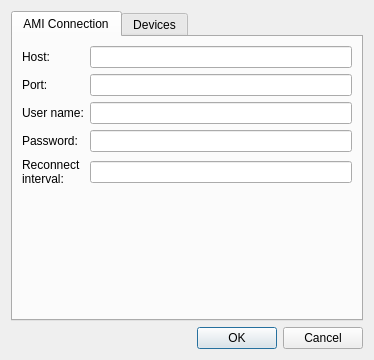
Qt form src/ui/qtasteriskdesktopprefs.ui (dwatson78/Qt-Asterisk-Desktop) before a commit.
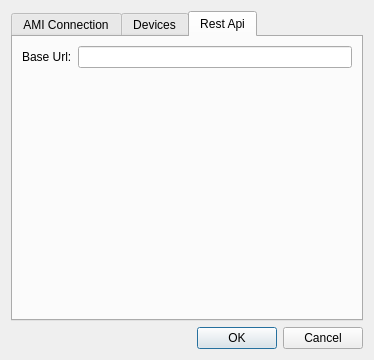
The same form after that commit.

```diff
--- a/src/ui/qtasteriskdesktopprefs.ui
+++ b/src/ui/qtasteriskdesktopprefs.ui
@@ -27,7 +27,7 @@
    <item row="0" column="0">
     <widget class="QTabWidget" name="_tabPrefs">
      <property name="currentIndex">
-      <number>0</number>
+      <number>2</number>
      </property>
      <widget class="QWidget" name="_tabAmi">
       <attribute name="title">
@@ -130,6 +130,23 @@
        </item>
       </layout>
      </widget>
+     <widget class="QWidget" name="_tabRestApi">
+      <attribute name="title">
+       <string>Rest Api</string>
+      </attribute>
+      <layout class="QFormLayout" name="formLayout">
+       <item row="0" column="0">
+        <widget class="QLabel" name="_restApiBaseUrlLit">
+         <property name="text">
+          <string>Base Url:</string>
+         </property>
+        </widget>
+       </item>
+       <item row="0" column="1">
+        <widget class="QLineEdit" name="_restApiBaseUrl"/>
+       </item>
+      </layout>
+     </widget>
     </widget>
    </item>
   </layout>
```
